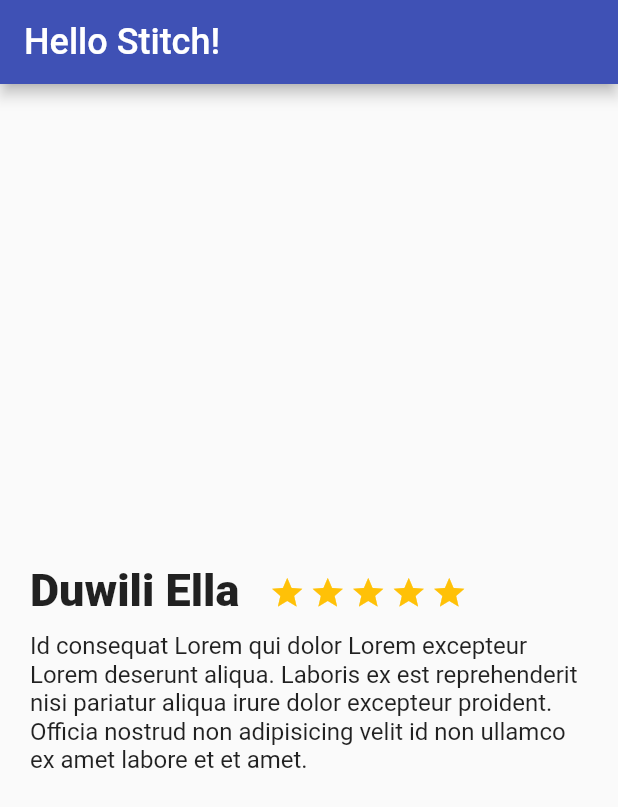
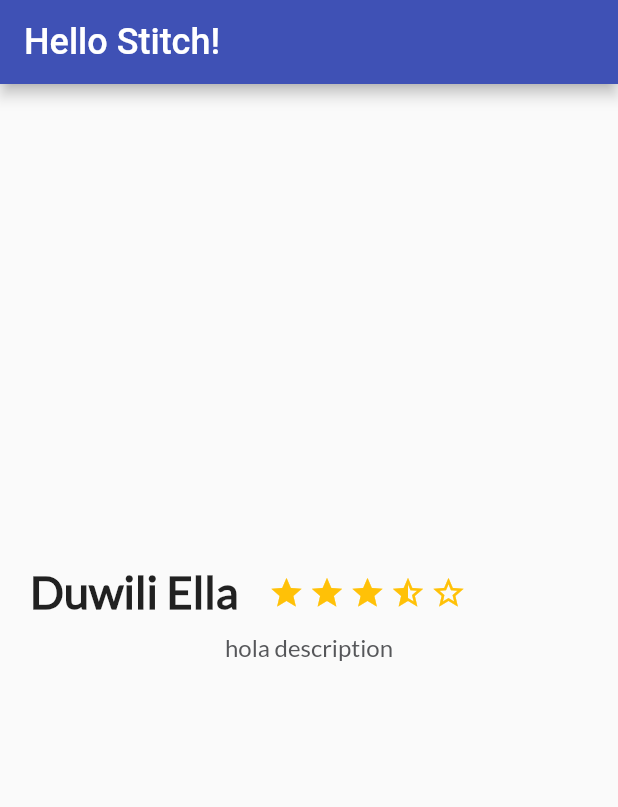
Before and after one commit to danielpp95/platzi-trips-flutter, a Flutter app: the screen it shows after launch, on a phone screen of 412 x 824 dp. Shown: the top 807 px of the screen. Run offline on Flutter 3.47's test engine with Material 2 defaults, Android fonts, the phone set to English and light mode, and no system bars.

Commit message:
added star and fonts

```diff
--- a/lib/description_place.dart
+++ b/lib/description_place.dart
@@ -1,20 +1,17 @@
 import 'package:flutter/material.dart';
+import 'package:platzi_trips_app/star.dart';
 
+// ignore: must_be_immutable
 class DescriptionPlace extends StatelessWidget {
+  String namePlace;
+  int stars;
+  String descriptionPlace;
+
+  DescriptionPlace(this.namePlace, this.stars, this.descriptionPlace);
+
   @override
   Widget build(BuildContext context) {
-    // TODO: implement build
 
-    final star = Container(
-      margin: EdgeInsets.only(
-        top: 323.0,
-        right: 3.0
-      ),
-      child: Icon(
-        Icons.star,
-        color: Colors.amber,
-      ),
-    );
 
     final description = Container(
       margin: EdgeInsets.only(
@@ -23,21 +20,22 @@ class DescriptionPlace extends StatelessWidget {
         top: 10.0
       ),
       child: Text(
-        "Id consequat Lorem qui dolor Lorem excepteur Lorem deserunt aliqua. Laboris ex est reprehenderit nisi pariatur aliqua irure dolor excepteur proident. Officia nostrud non adipisicing velit id non ullamco ex amet labore et et amet.",
+        descriptionPlace,
         style: TextStyle(
           fontSize: 16,
-          color: Colors.black87
+          color: Color(0xFF56575a),
+          fontFamily: "Lato"
         ),
       ),
     );
 
     final stars = Row(
           children: <Widget>[
-            star,
-            star,
-            star,
-            star,
-            star
+            Star(StarsType.full, Colors.amber),
+            Star(StarsType.full, Colors.amber),
+            Star(StarsType.full, Colors.amber),
+            Star(StarsType.half, Colors.amber),
+            Star(StarsType.border, Colors.amber)
       ],
     );
 
@@ -51,23 +49,22 @@ class DescriptionPlace extends StatelessWidget {
         "Duwili Ella",
         style: TextStyle(
             fontSize: 30.0,
-            fontWeight: FontWeight.w900
+            fontWeight: FontWeight.w900,
+          fontFamily: "Lato"
         ),
         textAlign: TextAlign.left,
       ),
     );
 
-    final full_description = Container(
-      child: Column(
+    final fullDescription = Column(
         children: <Widget>[
           Row(
           children: <Widget>[title, stars]
           ),
           description
         ],
-      ),
-    );
+      );
 
-    return full_description;
+    return fullDescription;
   }
 }
--- a/lib/main.dart
+++ b/lib/main.dart
@@ -21,7 +21,7 @@ class MyApp extends StatelessWidget {
             textAlign: TextAlign.center),
         ),
 
-        body: DescriptionPlace(),
+        body: DescriptionPlace("hola place", 3, "hola description"),
       )
     );
   }
--- /dev/null
+++ b/lib/star.dart
@@ -0,0 +1,43 @@
+import 'package:flutter/material.dart';
+
+class Star extends StatelessWidget{
+  StarsType type;
+  MaterialColor color;
+  Star(this.type, this.color);
+
+  IconData icon;
+
+  @override
+  Widget build(BuildContext context) {
+    switch(this.type){
+      case StarsType.full:{icon = Icons.star;}
+      break;
+
+      case StarsType.border:{icon = Icons.star_border;}
+      break;
+
+      case StarsType.half:{icon = Icons.star_half;}
+      break;
+
+      default:{}
+    }
+
+    return Container(
+      margin: EdgeInsets.only(
+          top: 323.0,
+          right: 3.0
+      ),
+      child: Icon(
+          icon,
+          color: color
+      ),
+    );
+  }
+
+}
+
+enum StarsType {
+  full,
+  half,
+  border
+}
```
Also changed, not shown: pubspec.yaml (+4 -4 lines), fonts/Lato-Regular.ttf (added).
